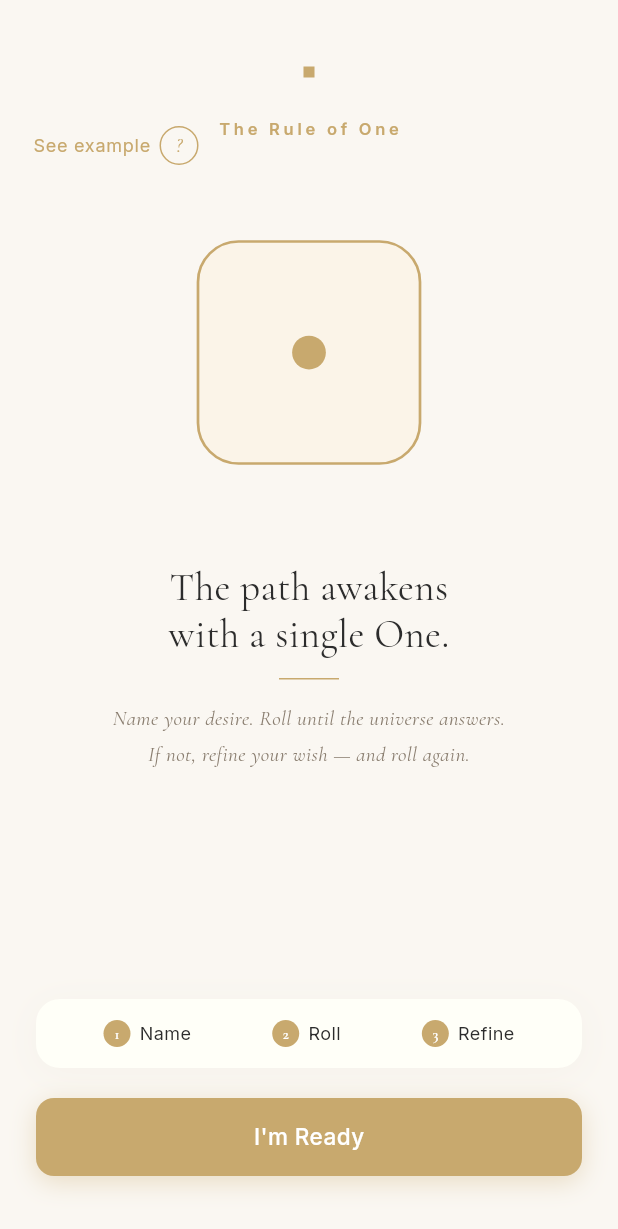
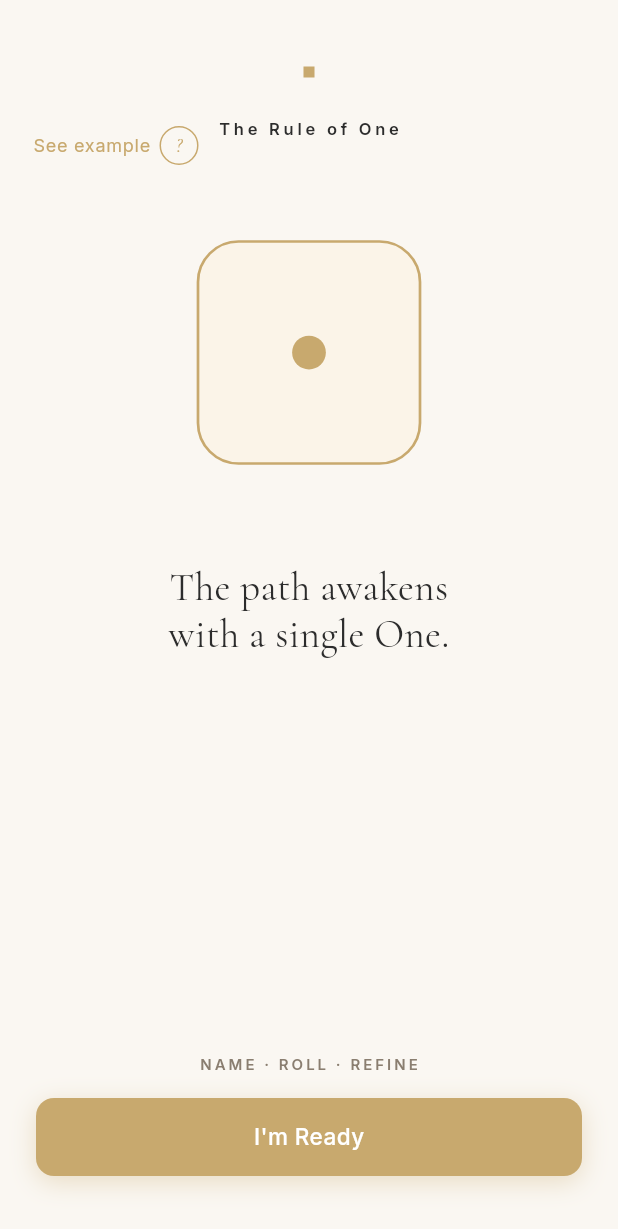
Before and after one commit to yevheniiamaimur/leadlife-app, a Flutter app: the screen it shows after launch, on a phone screen of 412 x 824 dp. Shown: the top 1229 px of the screen. Run offline on Flutter 3.47's test engine with Material 3 defaults, Android fonts, the phone set to English and light mode, and no system bars; our stand-ins replace google_fonts.

Commit message:
Improve contrast and simplify text on dice intro screen
Co-Authored-By: Claude Sonnet 4.6 <noreply@anthropic.com>

```diff
--- a/lib/screens/dice_roll_screen.dart
+++ b/lib/screens/dice_roll_screen.dart
@@ -43,16 +43,9 @@ class _DiceRollScreenState extends State<DiceRollScreen> {
             child: Column(
               children: [
                 const SizedBox(height: 28),
-                const LLSmallCaps('Step 2 of 3 · Awakening'),
-                const SizedBox(height: 18),
-                const LLLogo(size: 28, color: llGold),
-                const SizedBox(height: 14),
+                const LLSmallCaps('Step 2 of 3', color: llMuted),
+                const SizedBox(height: 24),
                 Text('Awakening the Path', style: llSerif(size: 26, height: 1.15)),
-                const SizedBox(height: 8),
-                Text(
-                  'Roll until the universe answers with One.',
-                  style: llSerifItalic(size: 14, height: 1.5),
-                ),
                 const SizedBox(height: 18),
                 // Wish echo
                 Padding(
--- a/lib/screens/rules_screen.dart
+++ b/lib/screens/rules_screen.dart
@@ -34,7 +34,7 @@ class _RulesScreenState extends State<RulesScreen> {
                       style: GoogleFonts.inter(
                         fontSize: 11,
                         fontWeight: FontWeight.w600,
-                        color: llGold,
+                        color: llInk,
                         letterSpacing: 2.5,
                       ),
                     ),
@@ -47,46 +47,20 @@ class _RulesScreenState extends State<RulesScreen> {
                 // Poetic statement
                 Padding(
                   padding: const EdgeInsets.symmetric(horizontal: 32),
-                  child: Column(
-                    children: [
-                      Text(
-                        'The path awakens\nwith a single One.',
-                        textAlign: TextAlign.center,
-                        style: llSerif(size: 26, height: 1.2),
-                      ),
-                      const SizedBox(height: 14),
-                      const LLHairline(width: 40),
-                      const SizedBox(height: 14),
-                      Text(
-                        'Name your desire. Roll until the universe answers.\nIf not, refine your wish — and roll again.',
-                        textAlign: TextAlign.center,
-                        style: llSerifItalic(size: 14, height: 1.7),
-                      ),
-                    ],
+                  child: Text(
+                    'The path awakens\nwith a single One.',
+                    textAlign: TextAlign.center,
+                    style: llSerif(size: 26, height: 1.2),
                   ),
                 ),
                 const Spacer(),
-                // Rule strip
-                Padding(
-                  padding: const EdgeInsets.symmetric(horizontal: 24),
-                  child: Container(
-                    padding: const EdgeInsets.symmetric(horizontal: 18, vertical: 14),
-                    decoration: BoxDecoration(
-                      color: llCardBg,
-                      borderRadius: BorderRadius.circular(16),
-                      boxShadow: const [BoxShadow(color: Color(0x0FB4A078), blurRadius: 20, offset: Offset(0, 4))],
-                    ),
-                    child: Row(
-                      mainAxisAlignment: MainAxisAlignment.spaceAround,
-                      children: [
-                        _RuleChip(n: '1', label: 'Name'),
-                        _RuleChip(n: '2', label: 'Roll'),
-                        _RuleChip(n: '3', label: 'Refine'),
-                      ],
-                    ),
-                  ),
+                LLSmallCaps(
+                  'Name · Roll · Refine',
+                  size: 10,
+                  color: llMuted,
+                  letterSpacing: 2.0,
                 ),
-                const SizedBox(height: 20),
+                const SizedBox(height: 16),
                 // CTA
                 Padding(
                   padding: const EdgeInsets.symmetric(horizontal: 24),
@@ -115,26 +89,6 @@ class _RulesScreenState extends State<RulesScreen> {
   }
 }
 
-class _RuleChip extends StatelessWidget {
-  const _RuleChip({required this.n, required this.label});
-  final String n;
-  final String label;
-
-  @override
-  Widget build(BuildContext context) => Row(
-    children: [
-      Container(
-        width: 18, height: 18,
-        decoration: const BoxDecoration(shape: BoxShape.circle, color: llGold),
-        child: Center(
-          child: Text(n, style: llSerif(size: 10, color: Colors.white, weight: FontWeight.w600)),
-        ),
-      ),
-      const SizedBox(width: 6),
-      Text(label, style: llUi(size: 12, letterSpacing: 0.3)),
-    ],
-  );
-}
 
 PageRouteBuilder<T> _fadeRoute<T>(Widget page) => PageRouteBuilder(
   pageBuilder: (_, _, _) => page,
```
